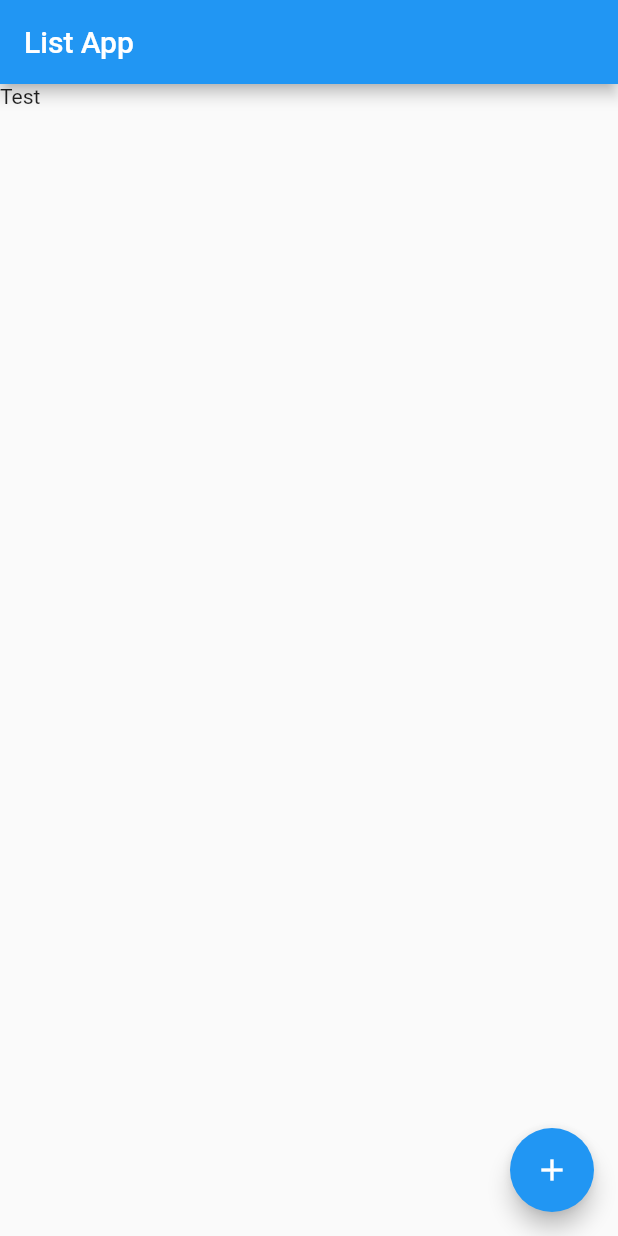
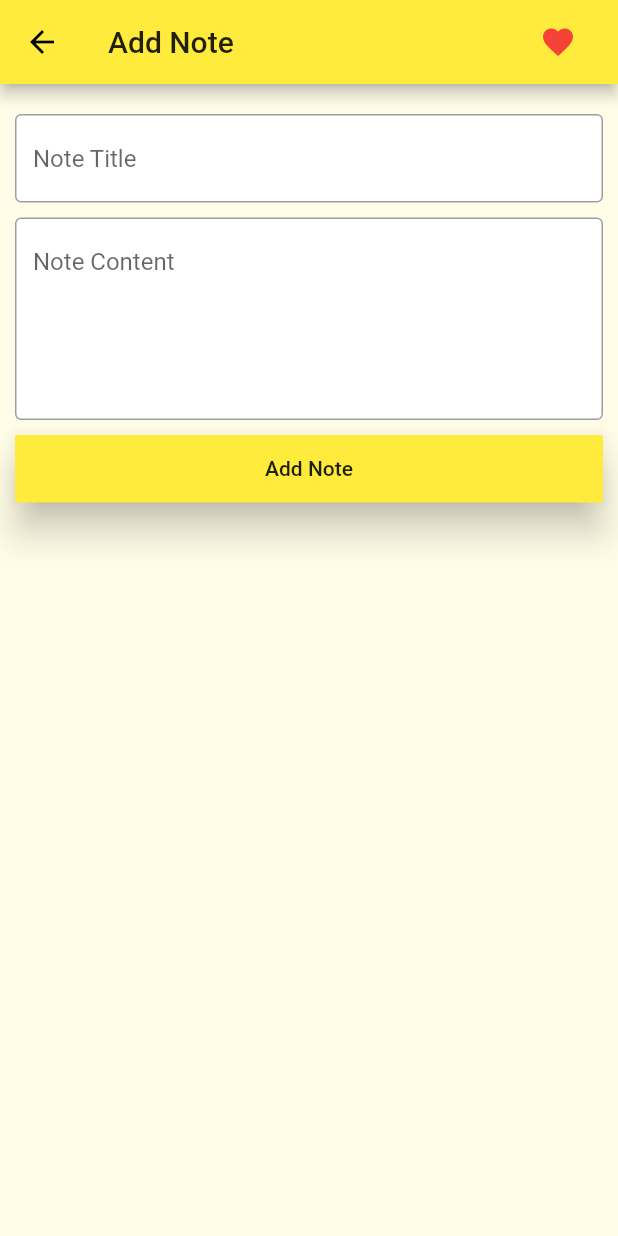
Before and after one commit to Emyboy/note_list_flutter, a Flutter app: the screen it shows after launch, after a tap on the "add" icon, on a phone screen of 412 x 824 dp. Run offline on Flutter 3.47's test engine with Material 2 defaults, Android fonts, the phone set to English and light mode, and no system bars.

Commit message:
built UI

```diff
--- a/lib/main.dart
+++ b/lib/main.dart
@@ -1,3 +1,4 @@
+import 'package:api_list_app/views/ListForm.dart';
 import 'package:flutter/cupertino.dart';
 import 'package:flutter/material.dart';
 
@@ -10,9 +11,10 @@ class MyApp extends StatelessWidget {
   @override
   Widget build(BuildContext context) {
     return MaterialApp(
-      title: 'Flutter Demo',
+      debugShowCheckedModeBanner: false,
+      title: 'Notes App',
       theme: ThemeData(
-        primarySwatch: Colors.blue,
+        primarySwatch: Colors.yellow,
         visualDensity: VisualDensity.adaptivePlatformDensity,
       ),
       home: LandingPage(),
@@ -24,15 +26,29 @@ class LandingPage extends StatelessWidget {
   @override
   Widget build(BuildContext context) {
     return Scaffold(
+      backgroundColor: Colors.yellow[50],
       floatingActionButton: FloatingActionButton(
-        child: Icon(Icons.add),
-        onPressed: () {},
-      ),
+          child: Icon(Icons.add),
+          onPressed: () {
+            Navigator.of(context)
+                .push(MaterialPageRoute(builder: (_) => ListForm()));
+          }),
       appBar: AppBar(
-        title: Text('List App'),
-      ),
-      body: Column(
-        children: <Widget>[Text('Test')],
+          title: Center(
+        child: Text('Notes App'),
+      )),
+      body: ListView.separated(
+        separatorBuilder: (_, __) => Divider(
+          height: 1,
+          color: Colors.green,
+        ),
+        itemCount: 11,
+        itemBuilder: (_, i) {
+          return ListTile(
+            title: Text('Hello'),
+            subtitle: Text('I\'am Sub title'),
+          );
+        },
       ),
     );
   }
--- /dev/null
+++ b/lib/views/ListForm.dart
@@ -0,0 +1,67 @@
+import 'package:flutter/material.dart';
+
+class ListForm extends StatefulWidget {
+  @override
+  _ListFormState createState() => _ListFormState();
+}
+
+class _ListFormState extends State<ListForm> {
+  @override
+  Widget build(BuildContext context) {
+    return Scaffold(
+        appBar: AppBar(
+          title: Row(
+            mainAxisAlignment: MainAxisAlignment.spaceBetween,
+            children: <Widget>[
+              Text('Add Note'),
+              IconButton(
+                icon: Icon(Icons.favorite, color: Colors.red,),
+                onPressed: () {},
+              )
+            ],
+          ),
+        ),
+        backgroundColor: Colors.yellow[50],
+        body: SafeArea(
+          child: Column(
+            children: <Widget>[
+              Padding(
+                  padding: EdgeInsets.only(left: 10, right: 10, top: 20),
+                  child: Container(
+                    color: Colors.white,
+                    child: TextField(
+                      decoration: InputDecoration(
+                          hintText: 'Note Title', border: OutlineInputBorder()),
+                    ),
+                  )),
+              Padding(
+                padding: EdgeInsets.only(left: 10, right: 10, top: 10),
+                child: Container(
+                  color: Colors.white,
+                  child: TextFormField(
+                    maxLines: 5,
+                    decoration: InputDecoration(
+                        hintText: 'Note Content', border: OutlineInputBorder()),
+                  ),
+                ),
+              ),
+              Padding(
+                padding: EdgeInsets.only(left: 10, right: 10, top: 10),
+                child: SizedBox(
+                  width: double.infinity,
+                  height: 45,
+                  child: RaisedButton(
+                    elevation: 10,
+                    color: Theme.of(context).primaryColor,
+                    child: Text('Add Note'),
+                    onPressed: () {
+                      Navigator.of(context).pop();
+                    },
+                  ),
+                ),
+              )
+            ],
+          ),
+        ));
+  }
+}
```
